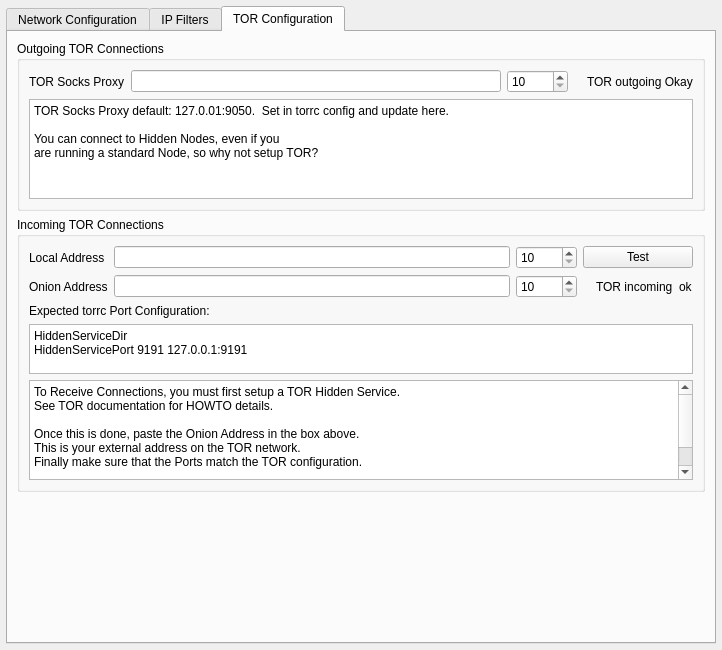
Qt form retroshare-gui/src/gui/settings/ServerPage.ui (RetroShare/RetroShare) before a commit.
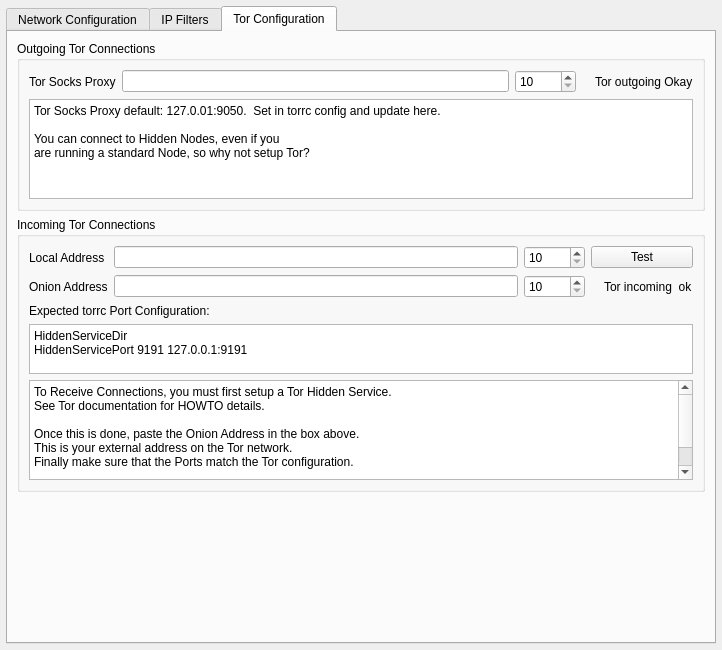
The same form after that commit. The open tabs and pages were chosen to show the change. Icons and pictures are not drawn.

```diff
--- a/retroshare-gui/src/gui/settings/ServerPage.ui
+++ b/retroshare-gui/src/gui/settings/ServerPage.ui
@@ -755,13 +755,13 @@
      </widget>
      <widget class="QWidget" name="TorTAB">
       <attribute name="title">
-       <string>TOR Configuration</string>
+       <string>Tor Configuration</string>
       </attribute>
       <layout class="QVBoxLayout" name="verticalLayout_8">
        <item>
         <widget class="QGroupBox" name="torpage_outgoing">
          <property name="title">
-          <string>Outgoing TOR Connections</string>
+          <string>Outgoing Tor Connections</string>
          </property>
          <layout class="QVBoxLayout" name="verticalLayout_5">
           <item>
@@ -771,7 +771,7 @@
               <item>
                <widget class="QLabel" name="label_3">
                 <property name="text">
-                 <string>TOR Socks Proxy</string>
+                 <string>Tor Socks Proxy</string>
                 </property>
                </widget>
               </item>
@@ -811,7 +811,7 @@
               <item>
                <widget class="QLabel" name="label_9">
                 <property name="text">
-                 <string>TOR outgoing Okay</string>
+                 <string>Tor outgoing Okay</string>
                 </property>
                </widget>
               </item>
@@ -834,10 +834,10 @@
              <bool>true</bool>
             </property>
             <property name="plainText">
-             <string>TOR Socks Proxy default: 127.0.01:9050.  Set in torrc config and update here.
+             <string>Tor Socks Proxy default: 127.0.01:9050.  Set in torrc config and update here.
 
 You can connect to Hidden Nodes, even if you 
-are running a standard Node, so why not setup TOR? </string>
+are running a standard Node, so why not setup Tor? </string>
             </property>
            </widget>
           </item>
@@ -853,7 +853,7 @@
           </sizepolicy>
          </property>
          <property name="title">
-          <string>Incoming TOR Connections</string>
+          <string>Incoming Tor Connections</string>
          </property>
          <layout class="QVBoxLayout" name="verticalLayout_7">
           <item>
@@ -941,7 +941,7 @@
               <item>
                <widget class="QLabel" name="label_16">
                 <property name="text">
-                 <string>TOR incoming  ok</string>
+                 <string>Tor incoming  ok</string>
                 </property>
                </widget>
               </item>
@@ -1010,14 +1010,14 @@
              <bool>true</bool>
             </property>
             <property name="plainText">
-             <string>To Receive Connections, you must first setup a TOR Hidden Service. 
-See TOR documentation for HOWTO details.
+             <string>To Receive Connections, you must first setup a Tor Hidden Service. 
+See Tor documentation for HOWTO details.
 
 Once this is done, paste the Onion Address in the box above.
-This is your external address on the TOR network.
-Finally make sure that the Ports match the TOR configuration.
+This is your external address on the Tor network.
+Finally make sure that the Ports match the Tor configuration.
 
-If you have issues connecting over TOR check the TOR logs too.</string>
+If you have issues connecting over Tor check the Tor logs too.</string>
             </property>
            </widget>
           </item>
```
Left out of the diff: 8 changed lines with no effect on the pictures.
